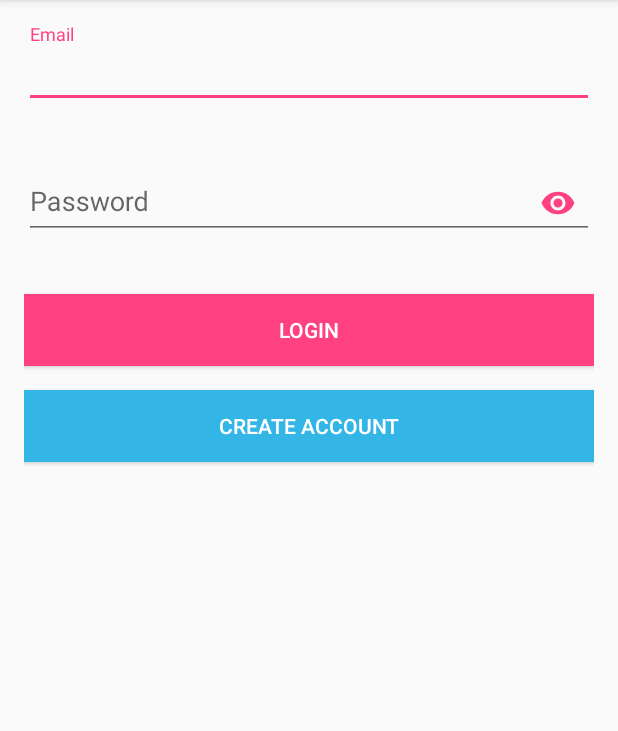
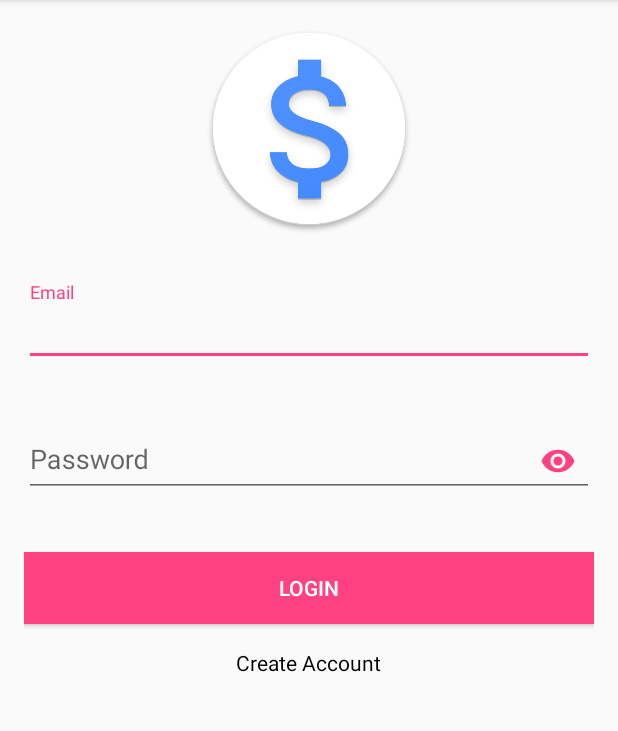
Before and after one commit to jones270/FinanceApp, an Android app: the screen it shows after launch (LoginActivity), on a phone screen of 412 x 824 dp, the part 84-815 px from its top. Run offline under Robolectric (Android 15) with nearby library versions, the phone set to English and light mode, and no system bars; our stand-ins replace Volley.

Commit message:
login naar rest en logo toegevoegd

```diff
--- a/app/src/main/AndroidManifest.xml
+++ b/app/src/main/AndroidManifest.xml
@@ -17,7 +17,7 @@
             </intent-filter>
         </activity>
         <activity android:name=".activities.MainActivity" />
-        <activity android:name=".activities.RegisterActivity"></activity>
+        <activity android:name=".activities.RegisterActivity" />
     </application>
 
 </manifest>
--- a/app/src/main/res/layout/activity_login.xml
+++ b/app/src/main/res/layout/activity_login.xml
@@ -9,13 +9,14 @@
     android:layout_marginRight="16dp"
     android:orientation="vertical">
 
-    <!--<ImageView
+
+    <ImageView
         android:id="@+id/imageView"
         android:layout_width="wrap_content"
-        android:layout_height="wrap_content"
+        android:layout_height="140dp"
         android:layout_gravity="center_horizontal"
         android:layout_margin="16dp"
-        android:src="@drawable/logo" />!-->
+        android:src="@drawable/web_hi_res_512"/>
 
     <android.support.design.widget.TextInputLayout
         android:id="@+id/textInputLayoutEmail"
@@ -59,14 +60,13 @@
         android:text="@string/login"
         android:textColor="@android:color/white" />
 
-    <Button
-        android:id="@+id/buttonCreate"
-        android:layout_width="match_parent"
+    <TextView
+        android:id="@+id/textViewRegister"
+        android:layout_width="wrap_content"
         android:layout_height="wrap_content"
         android:layout_gravity="center_horizontal"
         android:layout_marginTop="16dp"
-        android:background="@android:color/holo_blue_light"
+        android:gravity="center"
         android:text="@string/create"
-        android:onClick="onButtonCreate"
-        android:textColor="@android:color/white" />
+        android:textColor="@android:color/black" />
 </LinearLayout>
--- a/app/src/main/res/values/strings.xml
+++ b/app/src/main/res/values/strings.xml
@@ -8,4 +8,6 @@
     <string name="username">Username</string>
     <string name="register">Register</string>
     <string name="back_to_login">Back to Login</string>
+    <string name="title_activity_test">TestActivity</string>
+    <string name="todo">TODO</string>
 </resources>
```
Also changed, not shown: app/src/main/java/sr/unasat/financeapp/activities/LoginActivity.java (+65 -23 lines), app/src/main/res/values/styles.xml (+9 -0 lines), app/src/main/ic_launcher-web.png (added), app/src/main/res/drawable-hdpi/ic_action_logo.png (added), app/src/main/res/drawable-mdpi/ic_action_logo.png (added), app/src/main/res/drawable-xhdpi/ic_action_logo.png (added), app/src/main/res/drawable-xxhdpi/ic_action_logo.png (added), app/src/main/res/drawable/web_hi_res_512.png (added), app/src/main/res/mipmap-hdpi/ic_launcher.png, app/src/main/res/mipmap-mdpi/ic_launcher.png, app/src/main/res/mipmap-xhdpi/ic_launcher.png, app/src/main/res/mipmap-xxhdpi/ic_launcher.png, app/src/main/res/mipmap-xxxhdpi/ic_launcher.png.
